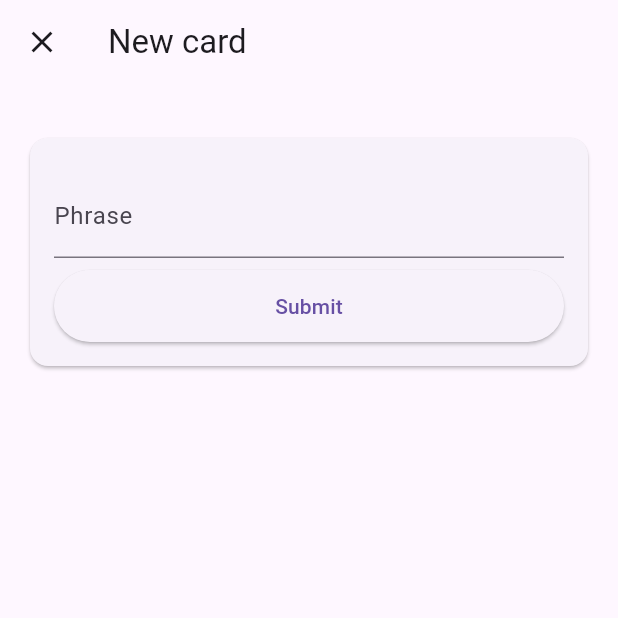
After one commit to noskova/vokki, a Flutter app: the PhraseCardNewScreen screen opened by its route, on a phone screen of 412 x 824 dp, the top half of it. The commit adds this screen. Run offline on Flutter 3.47's test engine with Material 3 defaults, Android fonts, the phone set to English and light mode, and no system bars; our stand-ins replace cloud_firestore, equatable, firebase_auth, firebase_core, flutter_riverpod, go_router and 1 more; accounts and stored records are empty; generated files the repository leaves out were written again.

Commit message:
Adding cards phrase though a form to firebase

```diff
--- a/lib/main.dart
+++ b/lib/main.dart
@@ -5,15 +5,12 @@ import 'package:flutter_riverpod/flutter_riverpod.dart';
 import 'package:vokki/firebase_options.dart';
 import 'package:vokki/src/app.dart';
 
-late final FirebaseApp app;
-late final FirebaseAuth auth;
 void main() async {
   WidgetsFlutterBinding.ensureInitialized();
 
-  app = await Firebase.initializeApp(
+  await Firebase.initializeApp(
     options: DefaultFirebaseOptions.currentPlatform,
   );
-  auth = FirebaseAuth.instanceFor(app: app);
 
   runApp(
     const ProviderScope(
--- a/lib/src/common_widgets/primary_button.dart
+++ b/lib/src/common_widgets/primary_button.dart
@@ -24,10 +24,6 @@ class PrimaryButton extends StatelessWidget {
             : Text(
                 text,
                 textAlign: TextAlign.center,
-                style: Theme.of(context)
-                    .textTheme
-                    .titleLarge!
-                    .copyWith(color: Colors.white),
               ),
       ),
     );
--- a/lib/src/features/home/presentation/home_screen.dart
+++ b/lib/src/features/home/presentation/home_screen.dart
@@ -26,9 +26,10 @@ class HomeScreen extends ConsumerWidget {
           ),
         ],
       ),
+      floatingActionButtonLocation: FloatingActionButtonLocation.centerFloat,
       floatingActionButton: FloatingActionButton(
         onPressed: () => context.goNamed(
-          AppRoute.cardAdd.name,
+          AppRoute.phraseCardNew.name,
         ),
         child: const Icon(Icons.add),
       ),
--- /dev/null
+++ b/lib/src/features/phrase_cards/domain/phrase_card.dart
@@ -0,0 +1,54 @@
+import 'package:equatable/equatable.dart';
+
+/// * The product identifier is an important concept and can have its own type.
+typedef PhraseCardID = String;
+
+/// Class representing a product.
+class PhraseCard extends Equatable {
+  const PhraseCard({
+    required this.id,
+    required this.phrase,
+    required this.translation,
+  });
+
+  /// Unique product id
+  final PhraseCardID id;
+  final String phrase;
+  final String translation;
+
+  factory PhraseCard.fromMap(Map<String, dynamic> map) {
+    return PhraseCard(
+      id: map['id'] as String,
+      phrase: map['phrase'] as String,
+      translation: map['translation'] ?? '',
+    );
+  }
+
+  Map<String, dynamic> toMap() => {
+        'id': id,
+        'phrase': phrase,
+        'translation': translation,
+      };
+
+  PhraseCard copyWith({
+    PhraseCardID? id,
+    String? phrase,
+    String? translation,
+  }) {
+    return PhraseCard(
+      id: id ?? this.id,
+      phrase: phrase ?? this.phrase,
+      translation: translation ?? this.translation,
+    );
+  }
+
+  @override
+  List<Object?> get props => [
+        id,
+        phrase,
+        translation,
+      ];
+
+  @override
+  bool? get stringify => true;
+}
--- /dev/null
+++ b/lib/src/features/phrase_cards/presentation/phrase_card_new/phrase_card_new_controller.dart
@@ -0,0 +1,26 @@
+import 'dart:async';
+
+import 'package:riverpod_annotation/riverpod_annotation.dart';
+import 'package:vokki/src/features/phrase_cards/data/phrase_cards_repository.dart';
+
+part 'phrase_card_new_controller.g.dart';
+
+@riverpod
+class PhraseCardNewController extends _$PhraseCardNewController {
+  @override
+  FutureOr<void> build() {
+    // nothing to do
+  }
+  Future<bool> submit({
+    required String phrase,
+  }) async {
+    state = const AsyncValue.loading();
+    state = await AsyncValue.guard(() => _newCard(phrase));
+    return state.hasError == false;
+  }
+
+  Future<void> _newCard(String phrase) {
+    final phraseCardsRepository = ref.read(phraseCardsRepositoryProvider);
+    return phraseCardsRepository.newPhraseCard(phrase);
+  }
+}
--- /dev/null
+++ b/lib/src/features/phrase_cards/presentation/phrase_card_new_screen.dart
@@ -0,0 +1,126 @@
+import 'package:flutter/material.dart';
+import 'package:flutter/services.dart';
+import 'package:flutter_riverpod/flutter_riverpod.dart';
+import 'package:vokki/src/common_widgets/primary_button.dart';
+import 'package:vokki/src/common_widgets/responsive_scrollable_card.dart';
+import 'package:vokki/src/constants/app_sizes.dart';
+import 'package:vokki/src/features/phrase_cards/presentation/phrase_card_new/phrase_card_new_controller.dart';
+import 'package:vokki/src/localization/string_hardcoded.dart';
+import 'package:vokki/src/utils/async_value_ui.dart';
+
+class PhraseCardNewScreen extends StatelessWidget {
+  const PhraseCardNewScreen({super.key});
+
+  // * Keys for testing using find.byKey()
+  static const phraseKey = Key('phrase');
+
+  @override
+  Widget build(BuildContext context) {
+    return Scaffold(
+      appBar: AppBar(
+        title: Text('New card'.hardcoded),
+      ),
+      body: ListView(
+        children: const [
+          gapH16,
+          PhraseCardTextInput(),
+        ],
+      ),
+    );
+  }
+}
+
+class PhraseCardTextInput extends ConsumerStatefulWidget {
+  const PhraseCardTextInput({this.onCardInputAdded, super.key});
+  final VoidCallback? onCardInputAdded;
+  @override
+  ConsumerState<ConsumerStatefulWidget> createState() =>
+      _PhraseCardTextInputState();
+}
+
+class _PhraseCardTextInputState extends ConsumerState<PhraseCardTextInput> {
+  final _formKey = GlobalKey<FormState>();
+  final _node = FocusScopeNode();
+  final _phraseController = TextEditingController();
+
+  String get phrase => _phraseController.text;
+
+  var _submitted = false;
+
+  @override
+  void dispose() {
+    // * TextEditingControllers should be always disposed
+    _node.dispose();
+    _phraseController.dispose();
+    super.dispose();
+  }
+
+  Future<void> _submit() async {
+    setState(() => _submitted = true);
+    // only submit the form if validation passes
+    if (_formKey.currentState!.validate()) {
+      final controller = ref.read(phraseCardNewControllerProvider.notifier);
+      final success = await controller.submit(
+        phrase: phrase,
+      );
+      if (success) {
+        widget.onCardInputAdded?.call();
+      }
+    }
+  }
+
+  void _phraseEditingComplete() {
+    _node.nextFocus();
+  }
+
+  @override
+  Widget build(BuildContext context) {
+    ref.listen<AsyncValue>(
+      phraseCardNewControllerProvider,
+      (_, state) => state.showAlertDialogOnError(context),
+    );
+    final state = ref.watch(phraseCardNewControllerProvider);
+    return ResponsiveScrollableCard(
+      child: FocusScope(
+        node: _node,
+        child: Form(
+          key: _formKey,
+          child: Column(
+            crossAxisAlignment: CrossAxisAlignment.stretch,
+            children: <Widget>[
+              gapH8,
+              // Email field
+              TextFormField(
+                key: PhraseCardNewScreen.phraseKey,
+                controller: _phraseController,
+                decoration: InputDecoration(
+                  labelText: 'Phrase'.hardcoded,
+                  enabled: !state.isLoading,
+                ),
+                autovalidateMode: AutovalidateMode.onUserInteraction,
+                // validator: (email) =>
+                //     !_submitted ? null : emailErrorText(email ?? ''),
+                autocorrect: false,
+                textInputAction: TextInputAction.next,
+                keyboardType: TextInputType.text,
+                keyboardAppearance: Brightness.light,
+                onEditingComplete: () => _phraseEditingComplete(),
+                inputFormatters: const <TextInputFormatter>[
+                  // ValidatorInputFormatter(
+                  //     editingValidator: EmailEditingRegexValidator()),
+                ],
+              ),
+              gapH8,
+              // Password field
+              PrimaryButton(
+                text: 'Submit'.hardcoded,
+                isLoading: state.isLoading,
+                onPressed: state.isLoading ? null : () => _submit(),
+              ),
+            ],
+          ),
+        ),
+      ),
+    );
+  }
+}
--- a/pubspec.yaml
+++ b/pubspec.yaml
@@ -19,6 +19,8 @@ dependencies:
   riverpod_annotation: ^2.3.5
   firebase_auth: ^4.19.0
   firebase_core: ^2.28.0
+  equatable: ^2.0.5
+  cloud_firestore: ^4.16.0
 
 dev_dependencies:
   flutter_test:
```
Also changed, not shown: lib/src/app.dart (+0 -15 lines), lib/src/constants/test_words.dart (deleted, +0 -19 lines), lib/src/features/account/data/auth_repository.dart (+0 -88 lines), lib/src/features/cards/presentation/card_add_screen.dart (deleted, +0 -19 lines), lib/src/features/phrase_cards/data/phrase_cards_repository.dart (added, +83 -0 lines), lib/src/features/words/data/words_repository.dart (deleted, +0 -37 lines), lib/src/features/words/domain/word.dart (deleted, +0 -43 lines), lib/src/features/words/presentation/words_grid.dart (deleted, +0 -60 lines), lib/src/routing/app_router.dart (+5 -5 lines), lib/src/utils/in_memory_store.dart (deleted, +0 -22 lines), lib/src/features/account/presentation/account/account_screen_controller.g.dart, lib/src/features/phrase_cards/data/phrase_cards_repository.g.dart (added), lib/src/features/phrase_cards/presentation/phrase_card_new/phrase_card_new_controller.g.dart, lib/src/routing/app_router.g.dart, 1 more files, 1 other file.
